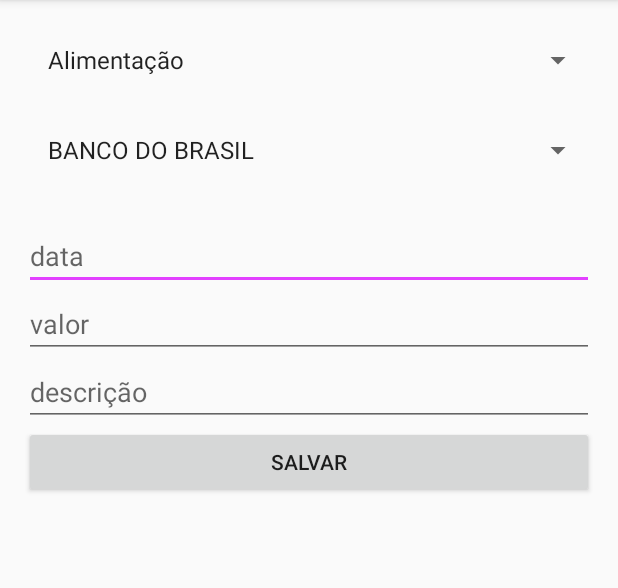
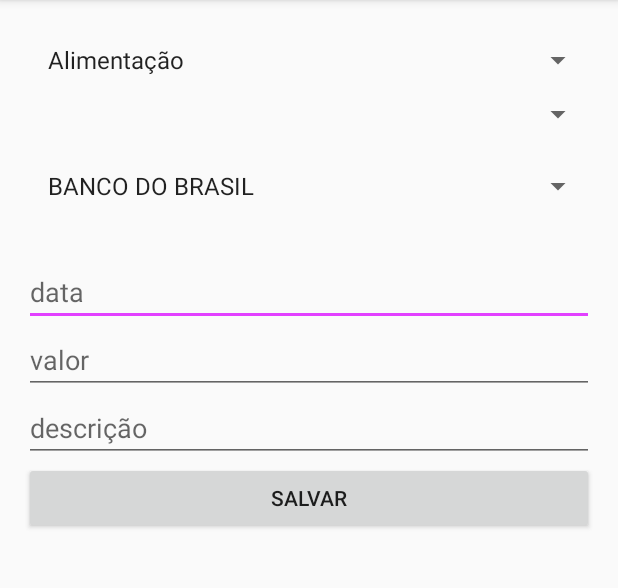
Before and after one commit to gabrielCorreaCordeiro/apsApp, an Android app: the GastoActivity screen opened directly, with no data from a screen before it, on a phone screen of 412 x 824 dp, the part 84-672 px from its top. Run offline under Robolectric (Android 15) with nearby library versions, the phone set to English and light mode, and no system bars.

```diff
--- a/app/src/main/java/br/edu/utfpr/gabriel/financeiro/GastoActivity.java
+++ b/app/src/main/java/br/edu/utfpr/gabriel/financeiro/GastoActivity.java
@@ -51,14 +51,14 @@ public class GastoActivity extends AppCompatActivity implements View.OnClickList
         List<Contas> list = dao.findAll("descricao", "ASC");
         ArrayAdapter<Contas> adapter = new ArrayAdapter<Contas>(this, android.R.layout.simple_list_item_1, list);
 
-        mGastoSpinner = (Spinner) findViewById(R.id.spinner_tipo);
+        mGastoSpinner = (Spinner) findViewById(R.id.spinner_tipo_contas);
         mGastoSpinner.setAdapter(adapter);
     }
     private  void buildFormaDePagamento() {
         List<CategoriaMovimentacao> list = daoForma.findAll("descricao","ASC");
         ArrayAdapter<CategoriaMovimentacao> adapter = new ArrayAdapter<CategoriaMovimentacao>(this,android.R.layout.simple_list_item_1,list);
 
-        forma = (Spinner) findViewById(R.id.spinner_forma);
+        forma = (Spinner) findViewById(R.id.spinner_categoria_movimentacao);
         forma.setAdapter(adapter);
     }
 
@@ -71,7 +71,7 @@ public class GastoActivity extends AppCompatActivity implements View.OnClickList
     }
 
     private void buildButton(){
-        salvar = (Button)  findViewById(R.id.salvar);
+        salvar = (Button)  findViewById(R.id.salvar_movimentacao);
         salvar.setOnClickListener(this);
 
     }
@@ -118,7 +118,8 @@ public class GastoActivity extends AppCompatActivity implements View.OnClickList
     @Override
     public void onClick(View view) {
         if(getMovimentacaoConta() == null ) {
-            finishActivity(0);
+            finish();
+            return;
         }
         MovimentacaoContaDAO movimentacaoContaDAO = new MovimentacaoContaDAO(this);
         movimentacaoContaDAO.insert(getMovimentacaoConta());
--- a/app/src/main/res/layout/activity_gasto.xml
+++ b/app/src/main/res/layout/activity_gasto.xml
@@ -15,14 +15,21 @@
     <Spinner
         android:layout_width="match_parent"
         android:layout_height="wrap_content"
-        android:id="@+id/spinner_forma">
+        android:id="@+id/spinner_categoria_movimentacao">
 
     </Spinner>
 
     <Spinner
         android:layout_width="match_parent"
         android:layout_height="wrap_content"
-        android:id="@+id/spinner_tipo"
+        android:id="@+id/spinner_tipo_movimentacao">
+
+    </Spinner>
+
+    <Spinner
+        android:layout_width="match_parent"
+        android:layout_height="wrap_content"
+        android:id="@+id/spinner_tipo_contas"
         android:layout_marginTop="12dp">
 
     </Spinner>
@@ -49,7 +56,7 @@
         android:id="@+id/text_Entrada_descricao_gasto"/>
 
     <Button
-        android:id="@+id/salvar"
+        android:id="@+id/salvar_movimentacao"
         android:layout_width="match_parent"
         android:layout_height="wrap_content"
         android:text="Salvar" />
```
Also changed, not shown: app/src/main/res/layout/nav_header_principal.xml (+5 -4 lines), app/src/main/res/menu/activity_principal_drawer.xml (+6 -5 lines), app/src/main/ic_launcher-web.png, app/src/main/ic_launcherteste-web.png (added), app/src/main/res/mipmap-hdpi/ic_launcher.png, app/src/main/res/mipmap-hdpi/ic_launcherteste.png (added), app/src/main/res/mipmap-mdpi/ic_launcher.png, app/src/main/res/mipmap-mdpi/ic_launcherteste.png (added), app/src/main/res/mipmap-xhdpi/ic_launcher.png, app/src/main/res/mipmap-xhdpi/ic_launcherteste.png (added), app/src/main/res/mipmap-xxhdpi/ic_launcher.png, app/src/main/res/mipmap-xxhdpi/ic_launcherteste.png (added), app/src/main/res/mipmap-xxxhdpi/ic_launcher.png, app/src/main/res/mipmap-xxxhdpi/ic_launcherteste.png (added), 15 other files.
